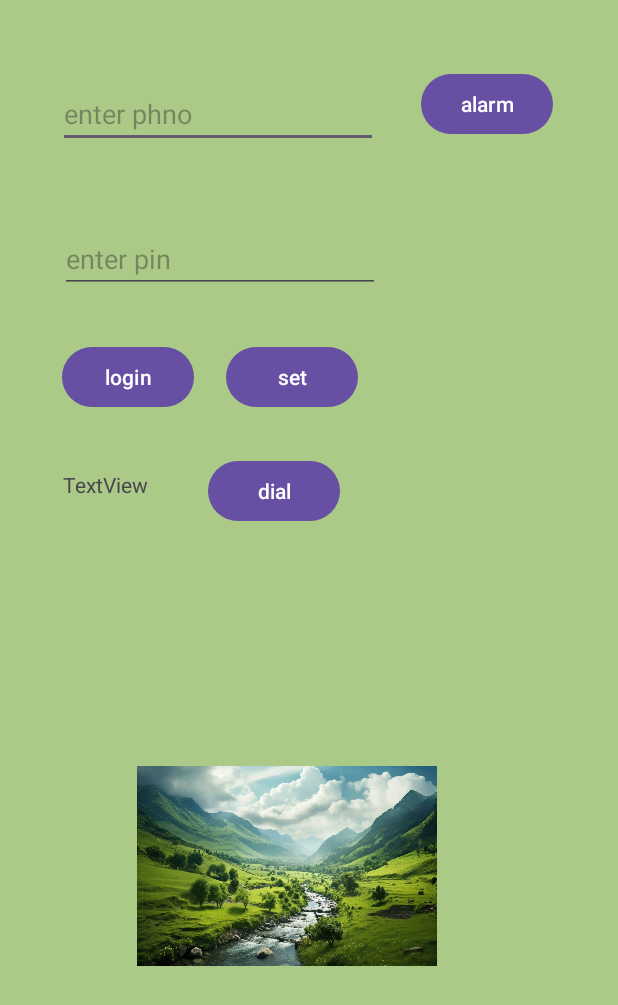
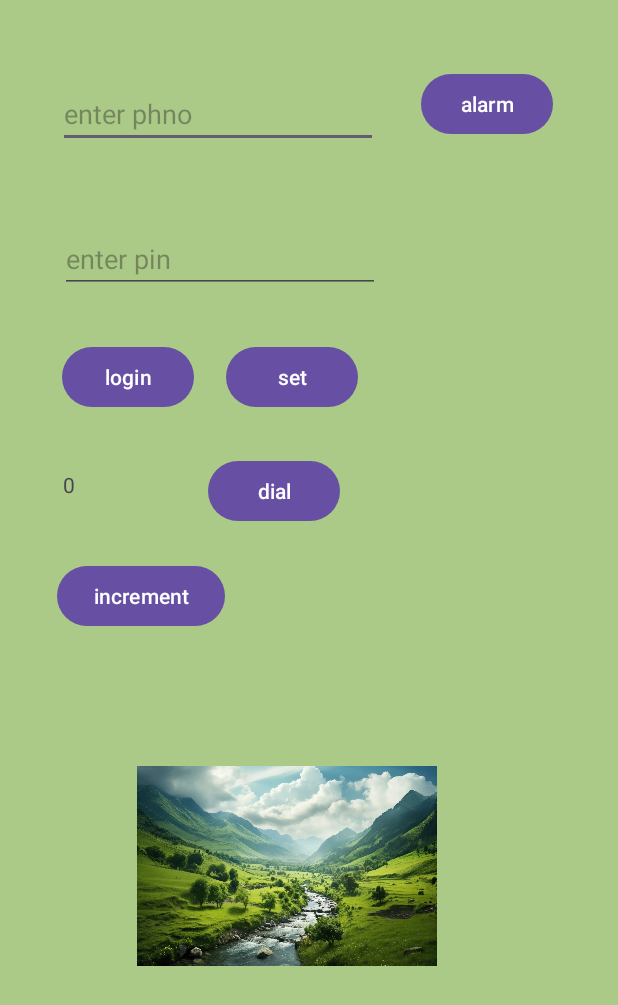
Before and after one commit to abdultanveer/boschandroidexs, an Android app: the screen it shows after launch (MainActivity), on a phone screen of 412 x 824 dp. Shown: the top 1005 px of the screen. Run offline under Robolectric (Android 15) with nearby library versions, the phone set to English and light mode, and no system bars.

Commit message:
life b4 viewmmodel

```diff
--- a/app/src/main/java/com/example/bosch/MainActivity.kt
+++ b/app/src/main/java/com/example/bosch/MainActivity.kt
@@ -20,6 +20,7 @@ import com.google.android.material.snackbar.Snackbar
 class MainActivity : AppCompatActivity() {
     private lateinit var binding: ActivityMainBinding
 var TAG = MainActivity::class.java.simpleName
+    var count = 0
     //"MainActivity"
    /* lateinit var setButton: Button   //declaration
     lateinit var mainTextView: TextView
@@ -30,6 +31,7 @@ var TAG = MainActivity::class.java.simpleName
         Log.i(TAG,"im in oncreate")
        binding = ActivityMainBinding.inflate(layoutInflater)
        val view = binding.root
+
        setContentView(view)
        // setContentView(R.layout.activity_main)   //inflation - xml
         /*setButton = findViewById(R.id.btnSet)  //taking handle
@@ -40,6 +42,7 @@ var TAG = MainActivity::class.java.simpleName
 
             binding.tvMain.text = phnno
         }
+        binding.tvMain.setText(""+count)
 
        binding.btnDial.setOnClickListener {
           // startDialer()
@@ -89,6 +92,12 @@ var TAG = MainActivity::class.java.simpleName
         super.onStart()
         Log.e(TAG,"im in onStart--getting data/location")
 
+        binding.btnInc.setOnClickListener {
+            count++
+            binding.tvMain.setText(""+count)
+
+        }
+
     }
 
     override fun onResume() {
--- a/app/src/main/res/layout/activity_main.xml
+++ b/app/src/main/res/layout/activity_main.xml
@@ -94,4 +94,14 @@
         app:layout_constraintStart_toStartOf="parent"
         app:layout_constraintTop_toBottomOf="@+id/btnDial"
         app:srcCompat="@drawable/scenary" />
+
+    <Button
+        android:id="@+id/btnInc"
+        android:layout_width="wrap_content"
+        android:layout_height="wrap_content"
+        android:layout_marginStart="38dp"
+        android:layout_marginTop="22dp"
+        android:text="increment"
+        app:layout_constraintStart_toStartOf="parent"
+        app:layout_constraintTop_toBottomOf="@+id/btnDial" />
 </androidx.constraintlayout.widget.ConstraintLayout>
```
